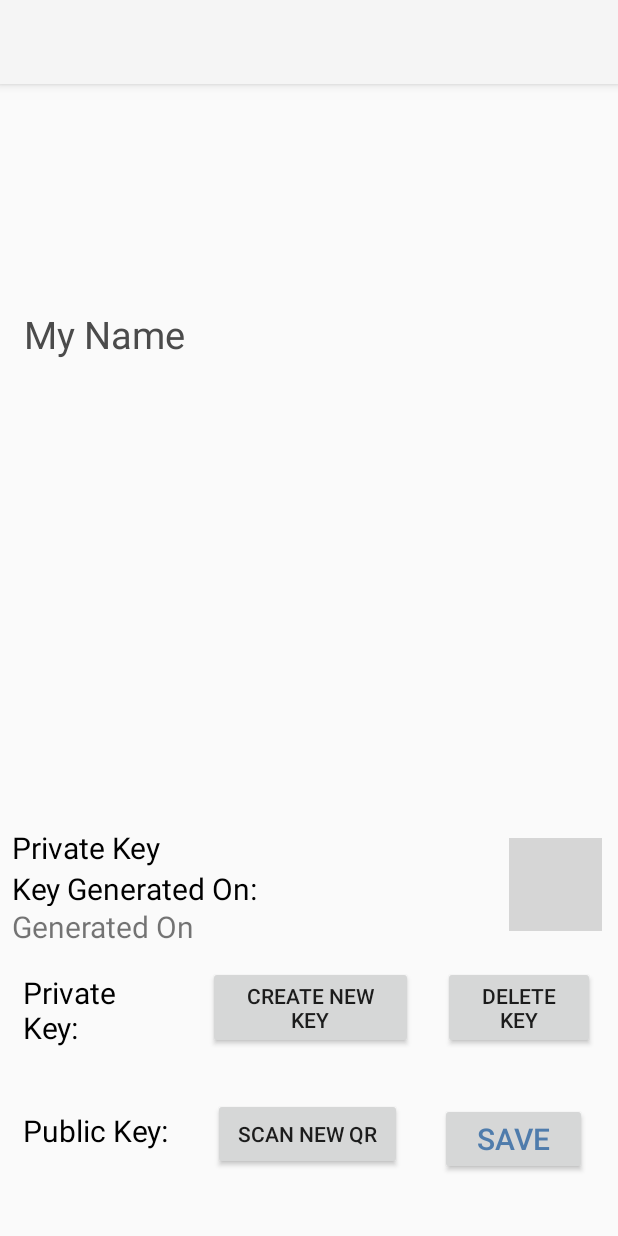
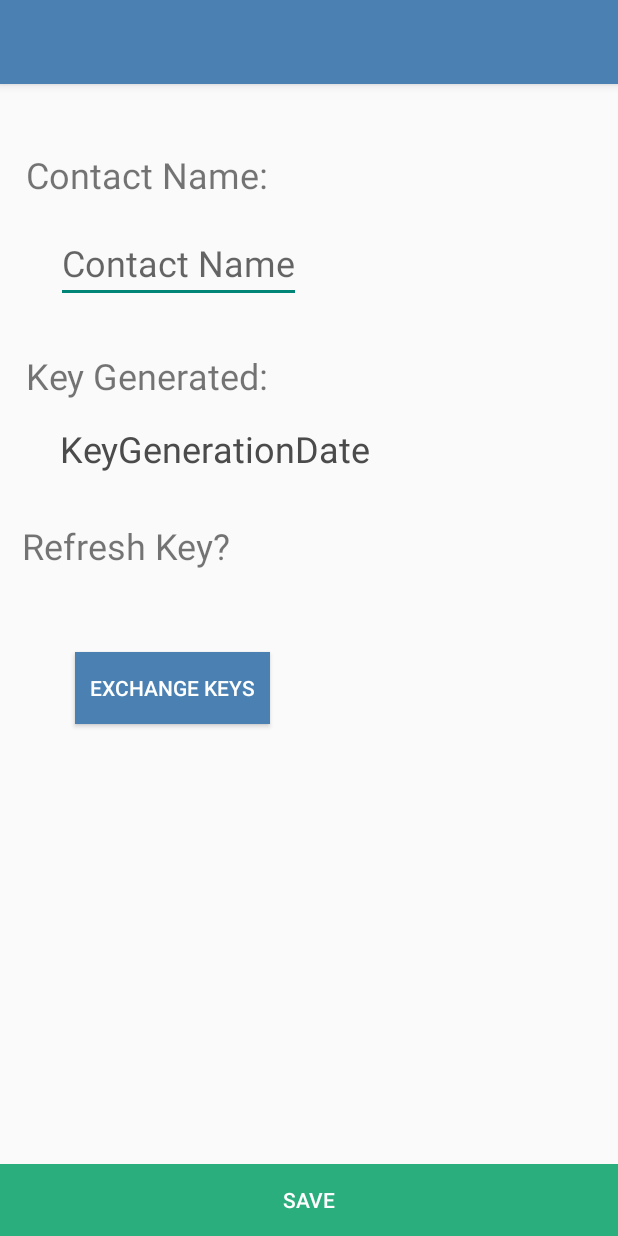
Before and after one commit to rhayes2/CryptBoard, an Android app: the layout activity_contact__details__edit.xml on its own in the app's theme, with its tools: preview values and no code run, on a phone screen of 412 x 824 dp. Run offline under Robolectric (Android 15) with nearby library versions, the phone set to English and light mode, and no system bars; grey boxes are pictures that could not be loaded.

Commit message:
Edit contact UI and functionality improvements

```diff
--- a/app/src/main/res/layout/activity_contact__details__edit.xml
+++ b/app/src/main/res/layout/activity_contact__details__edit.xml
@@ -1,3 +1,4 @@
+<?xml version="1.0" encoding="utf-8"?>
 <android.support.constraint.ConstraintLayout xmlns:android="http://schemas.android.com/apk/res/android"
     xmlns:app="http://schemas.android.com/apk/res-auto"
     xmlns:tools="http://schemas.android.com/tools"
@@ -5,175 +6,131 @@
     android:layout_height="match_parent"
     tools:context=".Contact_Details">
 
+
+    <EditText
+        android:id="@+id/contact_name"
+        android:layout_width="wrap_content"
+        android:layout_height="wrap_content"
+        android:layout_marginStart="32dp"
+        android:layout_marginTop="16dp"
+        android:layout_marginEnd="84dp"
+        android:gravity="left"
+        android:hint="Contact Name"
+        android:textColor="#4b4b4b"
+        android:textSize="24sp"
+        app:layout_constraintEnd_toEndOf="parent"
+        app:layout_constraintHorizontal_bias="0.042"
+        app:layout_constraintStart_toStartOf="parent"
+        app:layout_constraintTop_toBottomOf="@+id/contact_name_title" />
+
     <android.support.v7.widget.Toolbar
-        android:id="@+id/my_toolbar"
+        android:id="@+id/contact_details_toolbar"
         android:layout_width="match_parent"
         android:layout_height="?attr/actionBarSize"
-        android:background="?attr/colorPrimary"
+        android:background="@color/colourPrimary"
         android:elevation="4dp"
-        android:theme="@style/ThemeOverlay.AppCompat.ActionBar"
-        app:popupTheme="@style/ThemeOverlay.AppCompat.Light"/>
-
+        android:theme="@style/ThemeOverlay.AppCompat.Dark.ActionBar"
+        app:popupTheme="@style/ThemeOverlay.AppCompat.Light" />
 
     <TextView
-        android:id="@+id/Contact_Detail_Edit_name"
+        android:id="@+id/contact_name_title"
+        android:layout_width="168dp"
+        android:layout_height="wrap_content"
+        android:layout_marginStart="8dp"
+        android:layout_marginTop="44dp"
+        android:layout_marginEnd="8dp"
+        android:text="Contact Name:"
+        android:textSize="24sp"
+        app:layout_constraintEnd_toEndOf="parent"
+        app:layout_constraintHorizontal_bias="0.04"
+        app:layout_constraintStart_toStartOf="parent"
+        app:layout_constraintTop_toBottomOf="@+id/contact_details_toolbar" />
+
+    <LinearLayout
+        android:id="@+id/linearLayout"
         android:layout_width="match_parent"
         android:layout_height="wrap_content"
-        android:layout_marginStart="16dp"
-        android:layout_marginTop="205dp"
-        android:layout_marginEnd="8dp"
-        android:layout_marginBottom="8dp"
-        android:text="My Name"
-        android:textColor="#4b4b4b"
-        android:textSize="25sp"
-        app:layout_constraintBottom_toTopOf="@+id/linearLayout3"
+        android:orientation="horizontal"
+        android:weightSum="100"
+        app:layout_constraintBottom_toBottomOf="parent"
         app:layout_constraintEnd_toEndOf="parent"
-        app:layout_constraintHorizontal_bias="0.0"
-        app:layout_constraintStart_toStartOf="parent"
-        app:layout_constraintTop_toTopOf="parent" />
+        app:layout_constraintStart_toStartOf="parent">
 
-    <LinearLayout
-        android:id="@+id/linearLayout3Edit"
-        android:layout_width="310dp"
-        android:layout_height="77dp"
-        android:layout_marginStart="8dp"
-        android:layout_marginTop="50dp"
-        android:orientation="vertical"
-        android:weightSum="100"
-        app:layout_constraintBottom_toTopOf="@+id/linearLayoutEdit"
-        app:layout_constraintStart_toStartOf="parent"
-        >
+        <Button
+            android:id="@+id/saveContactButton"
+            android:layout_width="0dp"
+            android:layout_height="wrap_content"
+            android:layout_weight="100"
+            android:background="@color/colourConfirmation"
+            android:textColor="#FFFFFF"
+            android:text="save" />
+    </LinearLayout>
 
     <TextView
-            android:id="@+id/contact_private_key_Edit"
-            android:layout_width="match_parent"
+        android:id="@+id/keyInformation"
+        android:layout_width="wrap_content"
         android:layout_height="wrap_content"
-            android:text="Private Key"
-            android:textColor="#000000"
-            android:textSize="20sp" />
+        android:layout_marginStart="8dp"
+        android:layout_marginTop="32dp"
+        android:layout_marginEnd="8dp"
+        android:text="Key Generated: "
+        android:textSize="24sp"
+        app:layout_constraintEnd_toEndOf="parent"
+        app:layout_constraintHorizontal_bias="0.04"
+        app:layout_constraintStart_toStartOf="parent"
+        app:layout_constraintTop_toBottomOf="@+id/contact_name" />
 
     <TextView
-            android:id="@+id/Contact_public_key_Edit"
-            android:layout_width="match_parent"
+        android:id="@+id/keyGenerationDate"
+        android:layout_width="wrap_content"
         android:layout_height="wrap_content"
-            android:layout_gravity="center_vertical"
-            android:layout_weight="50"
-            android:text="Key Generated On: "
-            android:textColor="#000000"
-            android:textSize="20sp" />
+        android:layout_marginStart="32dp"
+        android:layout_marginTop="16dp"
+        android:layout_marginEnd="84dp"
+        android:layout_marginBottom="164dp"
+        android:text="KeyGenerationDate"
+        android:textAlignment="viewStart"
+        android:textColor="#4b4b4b"
+        android:textSize="24sp"
+        app:layout_constraintBottom_toTopOf="@+id/linearLayout"
+        app:layout_constraintEnd_toEndOf="parent"
+        app:layout_constraintHorizontal_bias="0.093"
+        app:layout_constraintStart_toStartOf="parent"
+        app:layout_constraintTop_toBottomOf="@+id/keyInformation"
+        app:layout_constraintVertical_bias="0.0" />
 
     <TextView
-            android:id="@+id/Contact_key_date_Edit"
-            android:layout_width="match_parent"
-            android:layout_height="wrap_content"
-            android:layout_gravity="center_vertical"
-            android:layout_weight="50"
-            android:text="Generated On"
-            android:textSize="20sp"
-
-            />
-
-    </LinearLayout>
-
-    <ImageView
-        android:id="@+id/imageView3Edit"
-        android:layout_width="62dp"
-        android:layout_height="62dp"
-        android:layout_marginStart="8dp"
-        android:layout_marginTop="8dp"
-        android:layout_marginEnd="8dp"
-        android:layout_marginBottom="8dp"
-        app:layout_constraintBottom_toTopOf="@+id/linearLayoutEdit"
-        app:layout_constraintEnd_toEndOf="parent"
-        app:layout_constraintHorizontal_bias="0.846"
-        app:layout_constraintStart_toEndOf="@+id/linearLayout3Edit"
-        app:layout_constraintTop_toBottomOf="@+id/Contact_Detail_Edit_name"
-        app:layout_constraintVertical_bias="1.0"
-        app:srcCompat="@drawable/favourite_unselected_24dp" />
-
-    <LinearLayout
-        android:id="@+id/linearLayoutEdit"
-        android:layout_width="match_parent"
-        android:layout_height="wrap_content"
-        android:layout_marginBottom="20dp"
-        android:orientation="vertical"
-        app:layout_constraintBottom_toBottomOf="parent">
-
-        <LinearLayout
-            android:layout_width="match_parent"
-            android:layout_height="wrap_content"
-            android:layout_margin="5dp"
-            android:orientation="horizontal">
-
-            <TextView
-                android:id="@+id/EditContact_Label1"
+        android:id="@+id/textView3"
         android:layout_width="wrap_content"
         android:layout_height="wrap_content"
-                android:layout_margin="10dp"
-                android:layout_weight="0.25"
-                android:text="Private Key:"
-                android:textColor="#000000"
-                android:textSize="20sp" />
+        android:layout_marginStart="8dp"
+        android:layout_marginTop="32dp"
+        android:layout_marginEnd="8dp"
+        android:text="Refresh Key?"
+        android:textSize="24sp"
+        app:layout_constraintEnd_toEndOf="parent"
+        app:layout_constraintHorizontal_bias="0.025"
+        app:layout_constraintStart_toStartOf="parent"
+        app:layout_constraintTop_toBottomOf="@+id/keyGenerationDate" />
 
     <Button
-                android:id="@+id/CreateNewPrivateKeyButton"
+        android:id="@+id/keyRefresh"
+        style="@style/Widget.AppCompat.Button.Colored"
         android:layout_width="wrap_content"
         android:layout_height="wrap_content"
-                android:layout_margin="10dp"
-                android:layout_weight="0.25"
-                android:text="Create New Key"
-                tools:layout_editor_absoluteX="74dp"
-                tools:layout_editor_absoluteY="307dp" />
-
-            <Button
-                android:id="@+id/DeletePrivateKeyButton"
-                android:layout_width="wrap_content"
-                android:layout_height="wrap_content"
-                android:layout_margin="10dp"
-                android:layout_weight="0.25"
-                android:text="Delete Key"
-                tools:layout_editor_absoluteX="74dp"
-                tools:layout_editor_absoluteY="307dp" />
-
-        </LinearLayout>
-
-        <LinearLayout
-            android:layout_width="match_parent"
-            android:layout_height="match_parent"
-            android:layout_margin="5dp"
-            android:orientation="horizontal">
-
-            <TextView
-                android:id="@+id/EditContact_Label2"
-                android:layout_width="wrap_content"
-                android:layout_height="wrap_content"
-                android:layout_margin="10dp"
-                android:layout_weight="0.25"
-                android:text="Public Key:"
-                android:textColor="#000000"
-                android:textSize="20sp" />
-
-            <Button
-                android:id="@+id/ScanNewQRButton"
-                android:layout_width="wrap_content"
-                android:layout_height="wrap_content"
-                android:layout_margin="10dp"
-                android:layout_weight="0.25"
-                android:text="Scan New QR"
-                tools:layout_editor_absoluteX="74dp"
-                tools:layout_editor_absoluteY="307dp" />
-
-            <Button
-                android:id="@+id/SaveEditButton"
-                android:layout_width="wrap_content"
-                android:layout_height="wrap_content"
-                android:layout_margin="15dp"
-                android:layout_weight="0.25"
-                android:text="Save"
-                android:textColor="@color/colorPrimary"
-                android:textSize="20sp" />
-        </LinearLayout>
-
-    </LinearLayout>
+        android:layout_marginStart="32dp"
+        android:layout_marginTop="24dp"
+        android:layout_marginEnd="84dp"
+        android:layout_marginBottom="8dp"
+        android:background="@color/colourPrimary"
+        android:paddingStart="10dp"
+        android:paddingEnd="10dp"
+        android:text="Exchange Keys"
+        app:layout_constraintBottom_toTopOf="@+id/linearLayout"
+        app:layout_constraintEnd_toEndOf="parent"
+        app:layout_constraintHorizontal_bias="0.107"
+        app:layout_constraintStart_toStartOf="parent"
+        app:layout_constraintTop_toBottomOf="@+id/textView3"
+        app:layout_constraintVertical_bias="0.097" />
 
 </android.support.constraint.ConstraintLayout>
--- a/app/src/main/res/values/colors.xml
+++ b/app/src/main/res/values/colors.xml
@@ -6,9 +6,9 @@
     <color name="colorSecondary">#D6D1CD</color>
     <color name="colorSecondaryDark">#C4A69D</color>
 
-    <color name="colourPrimary">#4A81B2</color>
+    <color name="colourPrimary">#4a81b2</color>
     <color name="colourPrimaryDark">#426A82</color>
     <color name="colourConfirmation">#2AAE7E</color>
-    <color name="colourRejection">#D78744</color>
+    <color name="colourRejection">#d78744</color>
     <color name="colourAccent">#FFFFFF</color>
 </resources>
```
Also changed, not shown: app/src/main/java/prj666/a03/cryptboard/Contact_Details.java (+14 -12 lines), app/src/main/java/prj666/a03/cryptboard/Contact_Edit_Details.java (+129 -76 lines). Lines whose indentation alone changed are shown as unchanged.
